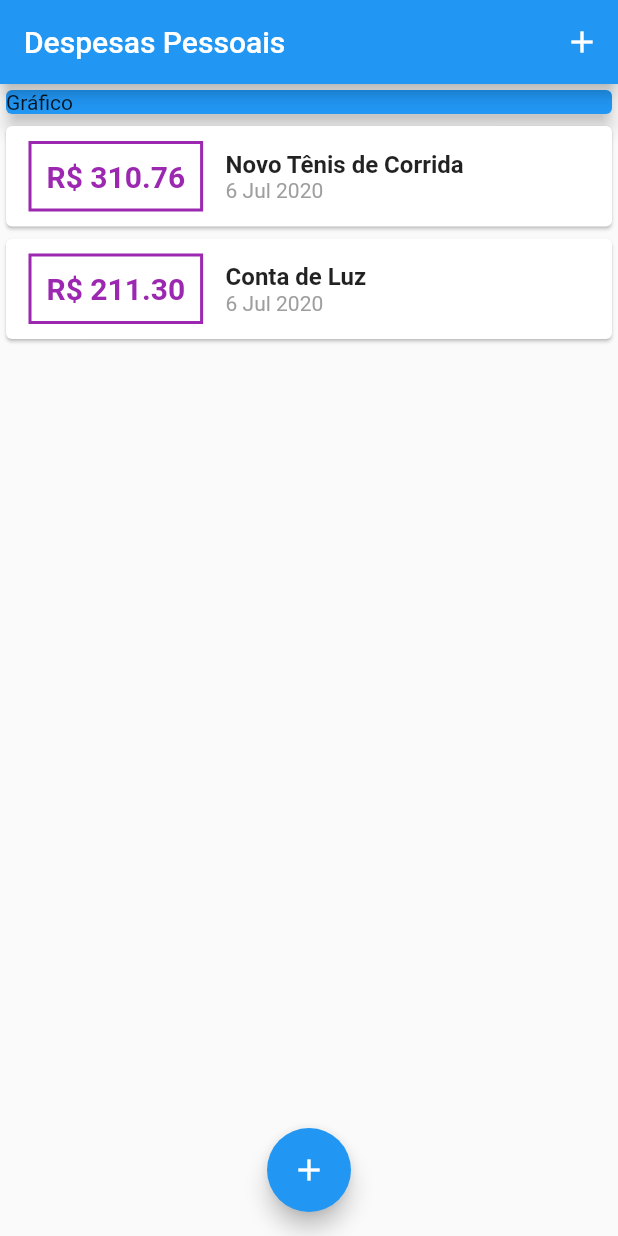
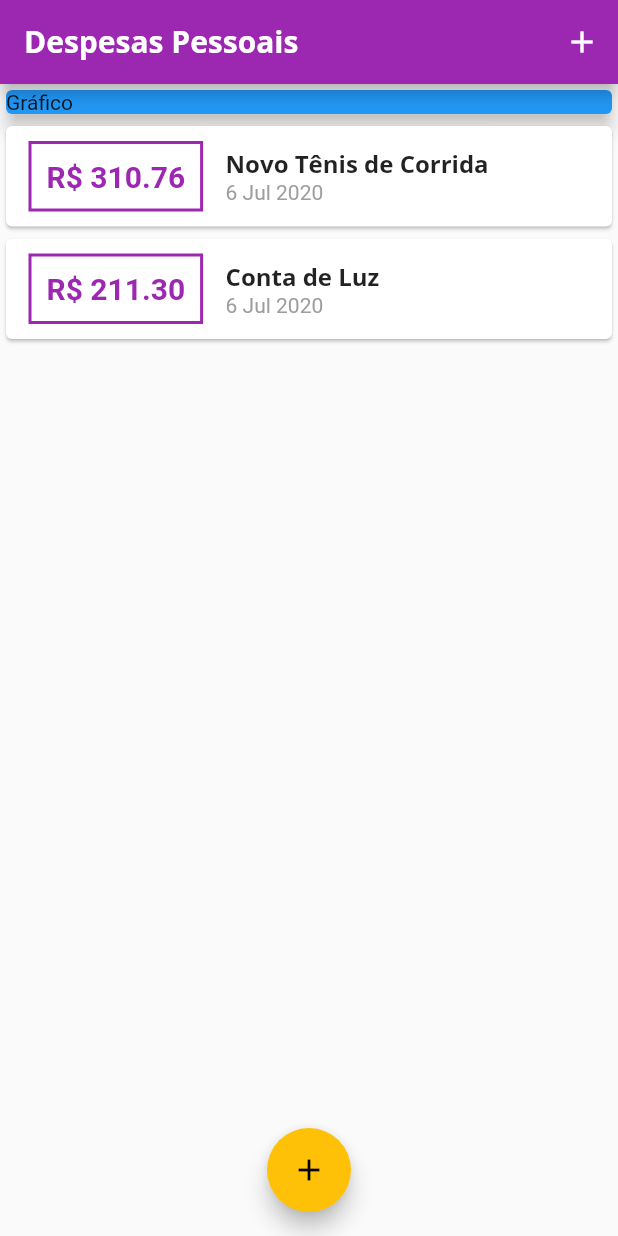
Before and after one commit to cxmarcelo/curso_udemy_flutter_expensesApp_flutter_old, a Flutter app: the screen it shows after launch, on a phone screen of 412 x 824 dp. Run offline on Flutter 3.47's test engine with Material 2 defaults, Android fonts, the phone set to English and light mode, and no system bars.

Commit message:
Utilizando o Theme para aparencia e adicionando fontes personalizadas

```diff
--- a/lib/components/transaction_list.dart
+++ b/lib/components/transaction_list.dart
@@ -3,7 +3,6 @@ import 'package:flutter/material.dart';
 import 'package:intl/intl.dart';
 
 class TransactionList extends StatelessWidget {
-  @override
   final List<Transaction> transactions;
 
   TransactionList(this.transactions);
@@ -23,7 +22,7 @@ class TransactionList extends StatelessWidget {
                   margin: EdgeInsets.symmetric(horizontal: 15, vertical: 10),
                   decoration: BoxDecoration(
                       border: Border.all(
-                    color: Colors.purple,
+                    color: Theme.of(context).primaryColor,
                     width: 2,
                   )),
                   padding: EdgeInsets.all(10),
@@ -32,7 +31,7 @@ class TransactionList extends StatelessWidget {
                     style: TextStyle(
                       fontWeight: FontWeight.bold,
                       fontSize: 20,
-                      color: Colors.purple,
+                      color: Theme.of(context).primaryColor,
                     ),
                   ),
                 ),
@@ -41,10 +40,12 @@ class TransactionList extends StatelessWidget {
                   children: <Widget>[
                     Text(
                       tr.title,
+                      style: Theme.of(context).textTheme.headline6,
+                      /*
                       style: TextStyle(
                         fontSize: 16,
                         fontWeight: FontWeight.bold,
-                      ),
+                      ),*/
                     ),
                     Text(
                       DateFormat('d MMM y').format(tr.date),
--- a/lib/main.dart
+++ b/lib/main.dart
@@ -12,6 +12,27 @@ class ExpensesApp extends StatelessWidget {
   Widget build(BuildContext context) {
     return MaterialApp(
       home: MyHomePage(),
+      theme: ThemeData(
+        primaryColor: Colors.purple,
+        accentColor: Colors.amber,
+        fontFamily: 'Quicksand',
+        textTheme: ThemeData.light().textTheme.copyWith(
+              headline6: TextStyle(
+                fontFamily: 'OpenSans',
+                fontSize: 16,
+                fontWeight: FontWeight.bold,
+              ),
+            ),
+        appBarTheme: AppBarTheme(
+          textTheme: ThemeData.light().textTheme.copyWith(
+                headline6: TextStyle(
+                  fontFamily: 'OpenSans',
+                  fontSize: 20,
+                  fontWeight: FontWeight.bold,
+                ),
+              ),
+        ),
+      ),
     );
   }
 }
@@ -49,9 +70,8 @@ class _MyHomePageState extends State<MyHomePage> {
       _transactions.add(newTransaction);
     });
 
-  Navigator.of(context).pop();
+    Navigator.of(context).pop();
   }
-
 
   _openTransactionFormModal(BuildContext context) {
     showModalBottomSheet(
@@ -92,6 +112,7 @@ class _MyHomePageState extends State<MyHomePage> {
       floatingActionButton: FloatingActionButton(
         child: Icon(Icons.add),
         onPressed: () => _openTransactionFormModal(context),
+        //backgroundColor: Theme.of(context).primaryColor,
       ),
       floatingActionButtonLocation: FloatingActionButtonLocation.centerFloat,
     );
```
Also changed, not shown: pubspec.yaml (+11 -7 lines), assets/fonts/OpenSans-Bold.ttf (added), assets/fonts/OpenSans-Regular.ttf (added), assets/fonts/Quicksand-Bold.ttf (added), assets/fonts/Quicksand-Light.ttf (added), assets/fonts/Quicksand-Medium.ttf (added), assets/fonts/Quicksand-Regular.ttf (added).
